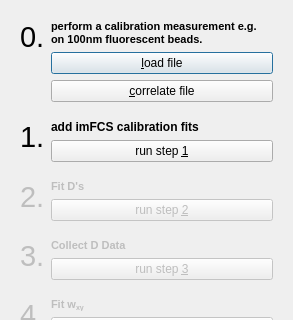
This is plugins/imfcsfit/imfcscalibrationwizard.ui in jkriege2/QuickFit3 as Qt 5 draws it before an edit; both pictures show x 0 to 293 and y 0 to 320 of the 293 by 470 pixel window. The edited form follows.
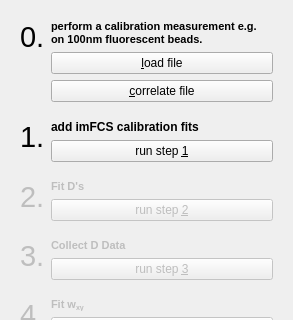
This is the edited form. Icons and pictures are not drawn.

Diff of the .ui file:
```diff
--- a/plugins/imfcsfit/imfcscalibrationwizard.ui
+++ b/plugins/imfcsfit/imfcscalibrationwizard.ui
@@ -1,7 +1,7 @@
 <?xml version="1.0" encoding="UTF-8"?>
 <ui version="4.0">
  <class>ImFCSCalibrationWizard</class>
- <widget class="QDialog" name="ImFCSCalibrationWizard">
+ <widget class="QWidget" name="ImFCSCalibrationWizard">
   <property name="geometry">
    <rect>
     <x>0</x>
```
